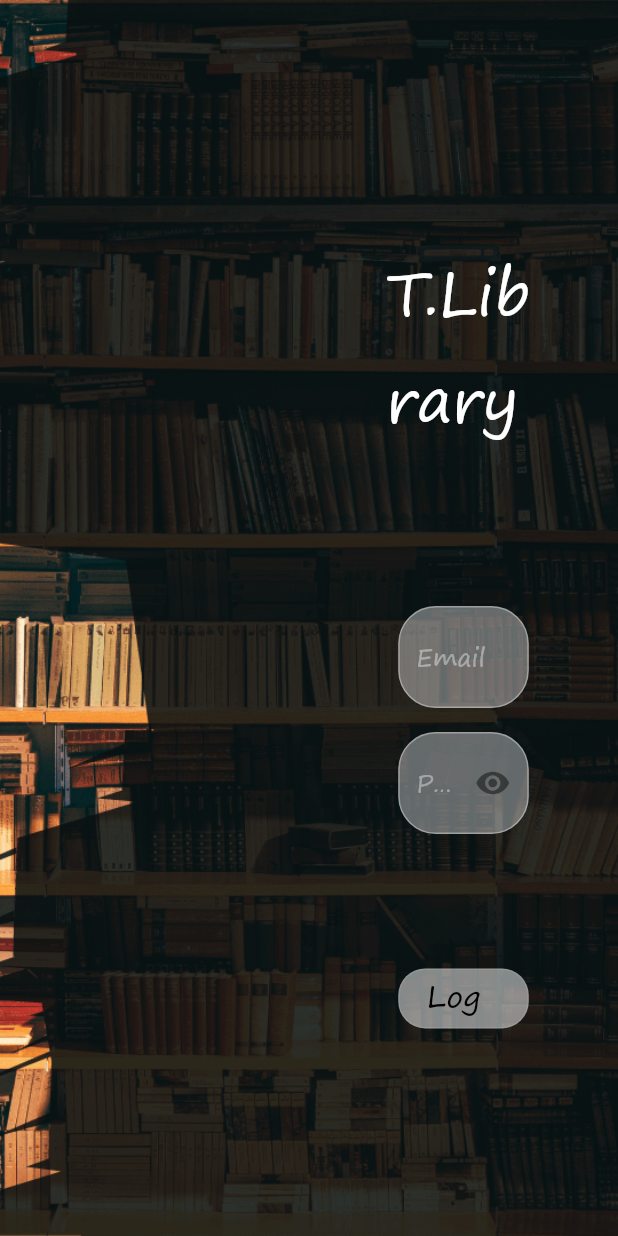
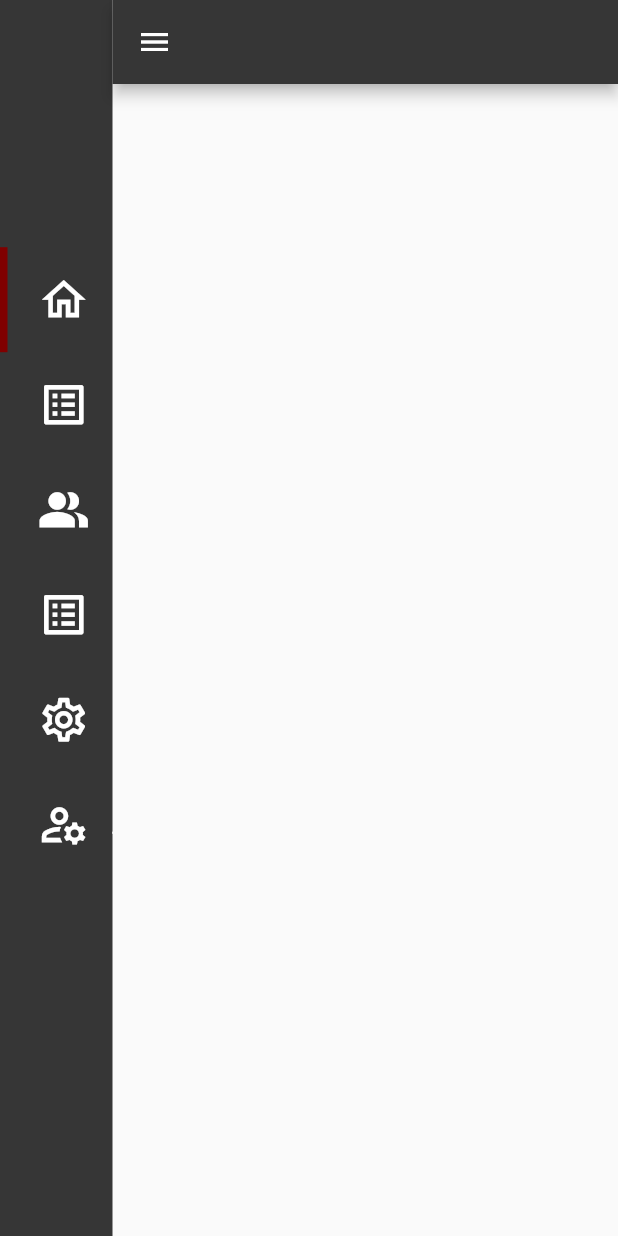
Before and after one commit to majdkurdi/t_library_dashboard, a Flutter app: the screen it shows after launch, on a phone screen of 412 x 824 dp. Run offline on Flutter 3.47's test engine with Material 2 defaults, Android fonts, the phone set to English and light mode, and no system bars; our stand-ins replace flutter_riverpod.

Commit message:
main screen

```diff
--- a/lib/main.dart
+++ b/lib/main.dart
@@ -1,5 +1,6 @@
 import 'package:flutter/material.dart';
 import 'package:flutter_riverpod/flutter_riverpod.dart';
+import 'package:t_library_dashboard/screens/main_screen.dart';
 // import './screens/login_screen.dart';
 import './screens/welcome_screen.dart';
 
@@ -17,11 +18,17 @@ class MyApp extends StatelessWidget {
           primaryColor: Color(0xFF363636),
           accentColor: Color(0xFF800000),
           backgroundColor: Colors.black,
+          iconTheme: IconThemeData(color: Colors.white),
           cardColor: Colors.grey[200],
           textTheme: TextTheme(
             headline6: TextStyle(color: Colors.white, fontFamily: 'Sego'),
+            headline1: TextStyle(color: Colors.white, fontFamily: 'Sego'),
+            headline2: TextStyle(color: Colors.white, fontFamily: 'Sego'),
+            headline3: TextStyle(color: Colors.white, fontFamily: 'Sego'),
+            headline4: TextStyle(color: Colors.white, fontFamily: 'Sego'),
+            headline5: TextStyle(color: Colors.white, fontFamily: 'Sego'),
           )),
-      home: WelcomeScreen(),
+      home: MainScreen(),
     );
   }
 }
--- a/lib/screens/login_screen.dart
+++ b/lib/screens/login_screen.dart
@@ -1,5 +1,6 @@
 import 'package:flutter/material.dart';
 import 'package:flutter_riverpod/flutter_riverpod.dart';
+import 'package:t_library_dashboard/screens/main_screen.dart';
 import '../notifiers/auth_notifier.dart';
 import '../widgets/login_text_field.dart';
 import '../widgets/login_button.dart';
@@ -99,7 +100,9 @@ class _LoginScreenState extends State<LoginScreen> {
                                     await auth.state.signIn(email!, password!);
                                 setState(() => loading = false);
                                 if (loggedIn) {
-                                  //navigation
+                                  Navigator.of(context).pushReplacement(
+                                      MaterialPageRoute(
+                                          builder: (ctx) => MainScreen()));
                                 } else {
                                   ScaffoldMessenger.of(context).showSnackBar(
                                       SnackBar(
--- /dev/null
+++ b/lib/screens/main_screen.dart
@@ -0,0 +1,158 @@
+import 'package:flutter/material.dart';
+
+class MainScreen extends StatefulWidget {
+  @override
+  State<MainScreen> createState() => _MainScreenState();
+}
+
+class _MainScreenState extends State<MainScreen> {
+  int sideBarState = 1;
+  int navTap = 0;
+
+  double getWidth() {
+    if (sideBarState == 0) {
+      return 0;
+    } else if (sideBarState == 1) {
+      return 75;
+    } else {
+      return 250;
+    }
+  }
+
+  @override
+  Widget build(BuildContext context) {
+    final size = MediaQuery.of(context).size;
+    return Material(
+      child: Stack(
+        children: [
+          SideBar(
+            sideBarState: sideBarState,
+            size: size,
+            index: navTap,
+            children: [
+              SidebarIconButton(Icons.home_outlined, 'Home'),
+              SidebarIconButton(Icons.list_alt, 'Manage Books'),
+              SidebarIconButton(Icons.people_alt, 'Manage Users'),
+              SidebarIconButton(Icons.list_alt, 'Requests'),
+              SidebarIconButton(Icons.settings_outlined, 'Library Settings'),
+              SidebarIconButton(
+                  Icons.manage_accounts_outlined, 'Account Settings'),
+            ],
+            ontap: (i) {
+              setState(() => navTap = i);
+            },
+          ),
+          Positioned(
+            right: 0,
+            child: AnimatedContainer(
+              duration: Duration(milliseconds: 300),
+              width: MediaQuery.of(context).size.width - getWidth(),
+              height: MediaQuery.of(context).size.height,
+              child: Scaffold(
+                appBar: AppBar(
+                  leading: IconButton(
+                    icon: Icon(Icons.menu),
+                    onPressed: () {
+                      setState(() {
+                        if (sideBarState < 2)
+                          sideBarState++;
+                        else
+                          sideBarState = 0;
+                      });
+                    },
+                  ),
+                  backgroundColor: Theme.of(context).primaryColor,
+                ),
+                body: Container(),
+              ),
+            ),
+          ),
+        ],
+      ),
+    );
+  }
+}
+
+class SideBar extends StatelessWidget {
+  const SideBar(
+      {Key? key,
+      required this.sideBarState,
+      required this.size,
+      required this.children,
+      required this.index,
+      this.ontap})
+      : super(key: key);
+
+  final int sideBarState;
+  final Size size;
+  final List<SidebarIconButton> children;
+  final Function(int)? ontap;
+  final int index;
+
+  @override
+  Widget build(BuildContext context) {
+    return Container(
+      height: MediaQuery.of(context).size.height,
+      color: Theme.of(context).primaryColor,
+      child: Column(
+        crossAxisAlignment: CrossAxisAlignment.start,
+        children: [
+          sideBarState == 2
+              ? Container(
+                  height: size.height / 5,
+                  width: 55,
+                  child: Icon(Icons.home_outlined, size: 150))
+              : SizedBox(height: size.height / 5),
+          Column(
+            children: children
+                .map((e) => Row(
+                      children: [
+                        Container(
+                            width: 5,
+                            height: 70,
+                            color: index == children.indexOf(e)
+                                ? Theme.of(context).accentColor
+                                : null),
+                        InkWell(
+                          onTap: () {
+                            ontap?.call(children.indexOf(e));
+                          },
+                          child: e,
+                        ),
+                      ],
+                    ))
+                .toList(),
+          ),
+        ],
+      ),
+    );
+  }
+}
+
+class SidebarIconButton extends StatelessWidget {
+  final IconData icon;
+  final String label;
+  SidebarIconButton(this.icon, this.label);
+
+  @override
+  Widget build(BuildContext context) {
+    return Container(
+      height: 70,
+      width: 400,
+      child: Padding(
+        padding: const EdgeInsets.symmetric(horizontal: 20),
+        child: Row(
+          children: [
+            Icon(
+              icon,
+              size: 35,
+              color: Colors.white,
+            ),
+            SizedBox(width: 15),
+            Text(label, style: TextStyle(color: Colors.white)),
+          ],
+        ),
+      ),
+    );
+  }
+}
```
